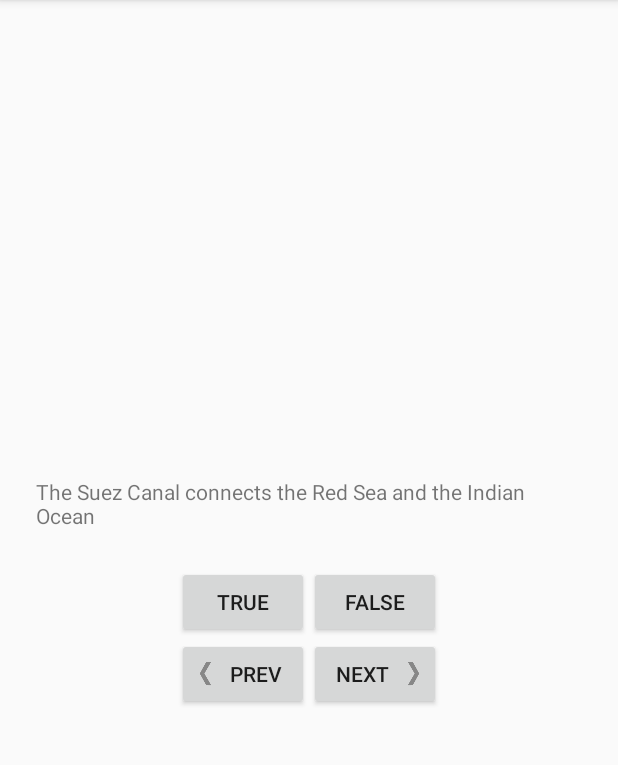
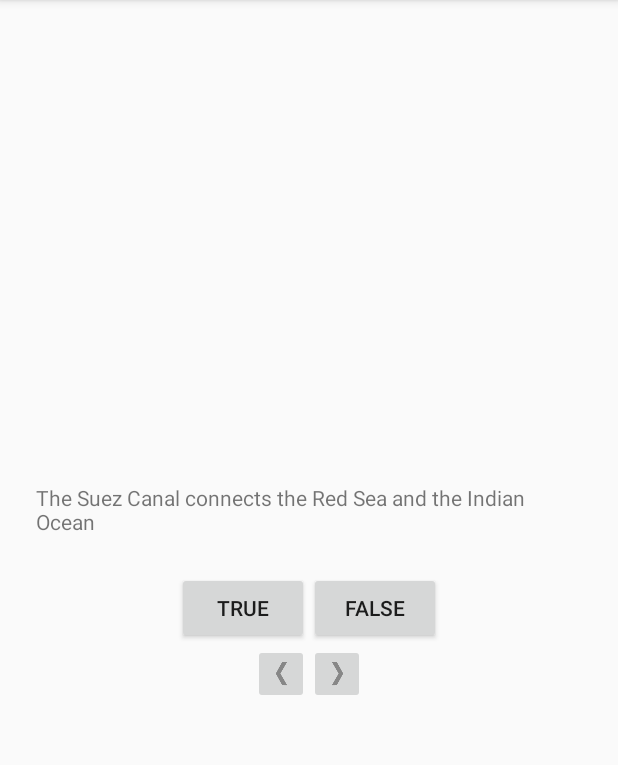
Before and after one commit to KrishnaK96/GeoQuiz, an Android app: the screen it shows after launch (QuizActivity), on a phone screen of 412 x 824 dp, the part 84-849 px from its top. Run offline under Robolectric (Android 15) with nearby library versions, the phone set to English and light mode, and no system bars.

Commit message:
Version 1.03 - Removed text on previous and next buttons

```diff
--- a/app/src/main/java/calc/canvas/org/geoquiz/QuizActivity.java
+++ b/app/src/main/java/calc/canvas/org/geoquiz/QuizActivity.java
@@ -5,6 +5,7 @@ import android.os.Bundle;
 import android.support.v7.widget.ButtonBarLayout;
 import android.view.View;
 import android.widget.Button;
+import android.widget.ImageButton;
 import android.widget.TextView;
 import android.widget.Toast;
 
@@ -12,8 +13,8 @@ public class QuizActivity extends AppCompatActivity {
 
     private Button mTrueButton;
     private Button mFalseButton;
-    private Button mNextButton;
-    private Button mPrevButton;
+    private ImageButton mNextButton;
+    private ImageButton mPrevButton;
     private TextView mQuestionTextView;
 
     private Question[] mQuestionBank = new Question[] {
@@ -60,7 +61,7 @@ public class QuizActivity extends AppCompatActivity {
             }
         });
 
-        mNextButton = (Button) findViewById(R.id.next_button);
+        mNextButton = (ImageButton) findViewById(R.id.next_button);
         mNextButton.setOnClickListener(new View.OnClickListener() {
             @Override
             public void onClick(View v){
@@ -68,7 +69,7 @@ public class QuizActivity extends AppCompatActivity {
             }
         });
 
-        mPrevButton = (Button) findViewById(R.id.prev_button);
+        mPrevButton = (ImageButton) findViewById(R.id.prev_button);
         mPrevButton.setOnClickListener(new View.OnClickListener() {
             @Override
             public void onClick(View v){
--- a/app/src/main/res/layout/activity_quiz.xml
+++ b/app/src/main/res/layout/activity_quiz.xml
@@ -32,20 +32,16 @@
     <LinearLayout
         android:layout_width="wrap_content"
         android:layout_height="wrap_content">
-        <Button
+        <ImageButton
             android:id="@+id/prev_button"
             android:layout_width="wrap_content"
             android:layout_height="wrap_content"
-            android:drawableLeft="@drawable/arrow_left"
-            android:drawablePadding="4dp"
-            android:text="@string/previous_button"/>
-        <Button
+            android:src="@drawable/arrow_left"/>
+        <ImageButton
             android:id="@+id/next_button"
             android:layout_width="wrap_content"
             android:layout_height="wrap_content"
-            android:drawableRight="@drawable/arrow_right"
-            android:drawablePadding="4dp"
-            android:text="@string/next_button"/>
+            android:src="@drawable/arrow_right"/>
 
     </LinearLayout>
 </LinearLayout>
```
